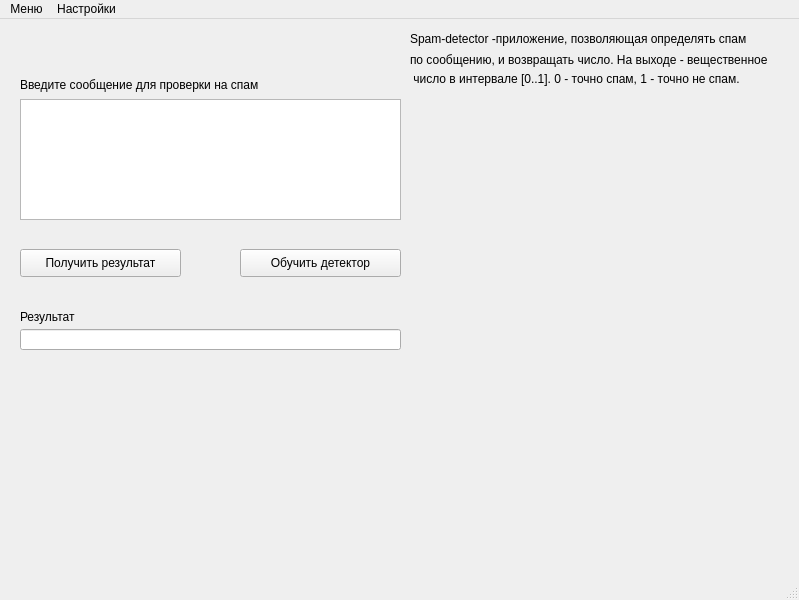
First picture: the form in src/Forms/spamdetector.ui, repository AndreyAgeev/Spam_detector, before the edit.
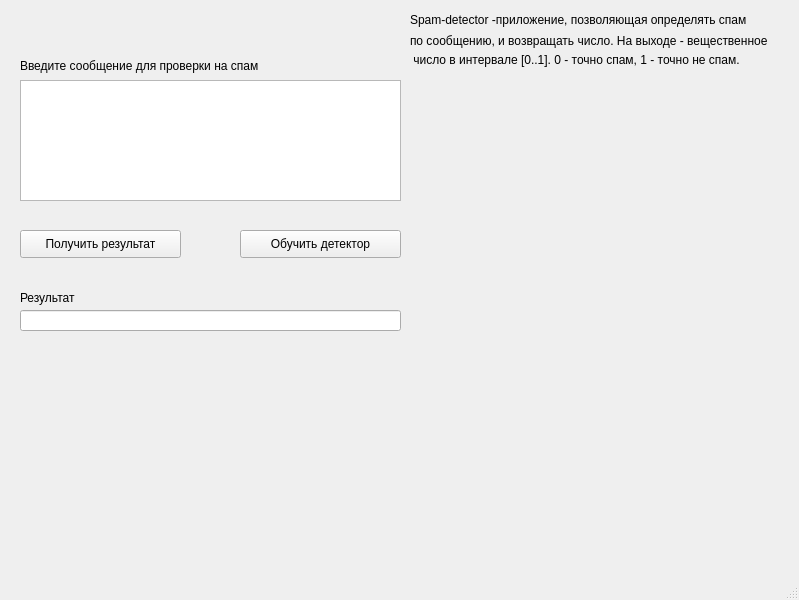
Second picture: the form after the edit.

Commit message: Added usable Menu

```diff
--- a/src/Forms/spamdetector.ui
+++ b/src/Forms/spamdetector.ui
@@ -126,31 +126,6 @@
     </property>
    </widget>
   </widget>
-  <widget class="QMenuBar" name="menubar">
-   <property name="geometry">
-    <rect>
-     <x>0</x>
-     <y>0</y>
-     <width>799</width>
-     <height>18</height>
-    </rect>
-   </property>
-   <widget class="QMenu" name="menu">
-    <property name="title">
-     <string>Меню</string>
-    </property>
-    <addaction name="action"/>
-    <addaction name="action_3"/>
-   </widget>
-   <widget class="QMenu" name="menu_2">
-    <property name="title">
-     <string>Настройки</string>
-    </property>
-    <addaction name="action_2"/>
-   </widget>
-   <addaction name="menu"/>
-   <addaction name="menu_2"/>
-  </widget>
   <widget class="QStatusBar" name="statusbar"/>
   <action name="action">
    <property name="text">
```
The commit also changes 3 other files.
